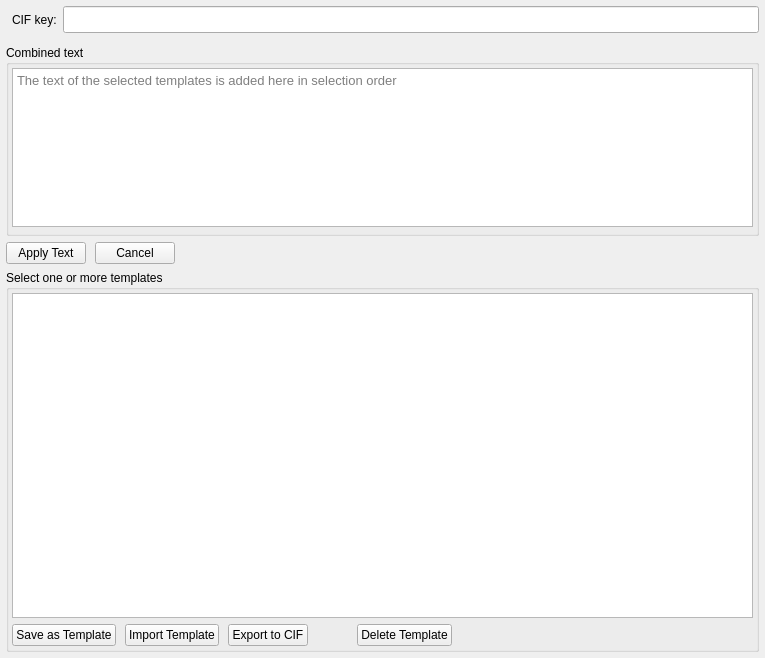
This is finalcif/gui/text_templates.ui in dkratzert/FinalCif as Qt 5 draws it before an edit. The edited form follows.
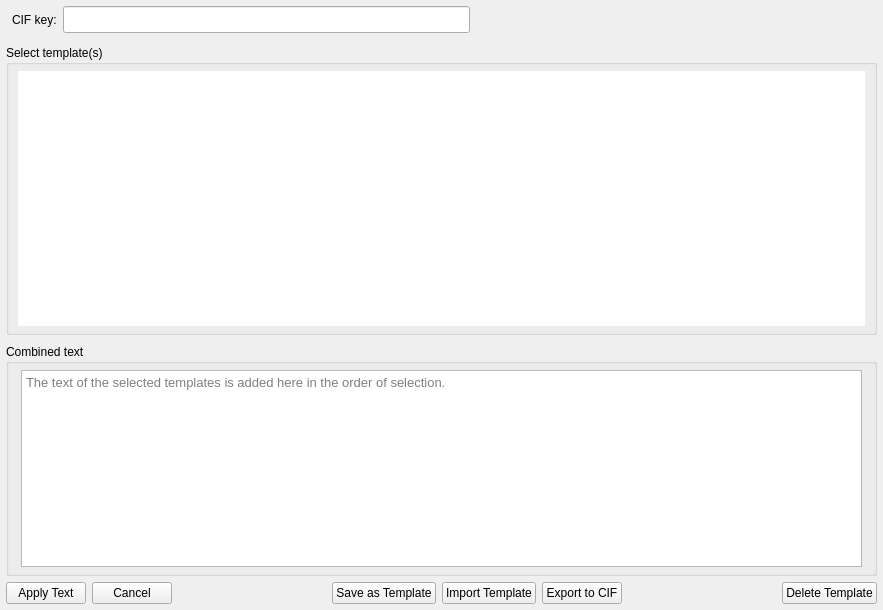
This is the edited form.

```diff
--- a/finalcif/gui/text_templates.ui
+++ b/finalcif/gui/text_templates.ui
@@ -6,8 +6,8 @@
    <rect>
     <x>0</x>
     <y>0</y>
-    <width>765</width>
-    <height>658</height>
+    <width>883</width>
+    <height>610</height>
    </rect>
   </property>
   <property name="windowTitle">
@@ -43,6 +43,12 @@
      </item>
      <item>
       <widget class="QLineEdit" name="cifKeyLineEdit">
+       <property name="sizePolicy">
+        <sizepolicy hsizetype="Expanding" vsizetype="Fixed">
+         <horstretch>0</horstretch>
+         <verstretch>40</verstretch>
+        </sizepolicy>
+       </property>
        <property name="font">
         <font>
          <pointsize>12</pointsize>
@@ -58,14 +64,98 @@
        </property>
       </widget>
      </item>
+     <item>
+      <spacer name="horizontalSpacer_3">
+       <property name="orientation">
+        <enum>Qt::Horizontal</enum>
+       </property>
+       <property name="sizeHint" stdset="0">
+        <size>
+         <width>40</width>
+         <height>20</height>
+        </size>
+       </property>
+      </spacer>
+     </item>
     </layout>
    </item>
+   <item>
+    <widget class="QGroupBox" name="TemplatesListGroupBox">
+     <property name="sizePolicy">
+      <sizepolicy hsizetype="Preferred" vsizetype="Preferred">
+       <horstretch>0</horstretch>
+       <verstretch>50</verstretch>
+      </sizepolicy>
+     </property>
+     <property name="title">
+      <string>Select template(s)</string>
+     </property>
+     <layout class="QVBoxLayout" name="verticalLayout">
+      <property name="topMargin">
+       <number>6</number>
+      </property>
+      <property name="bottomMargin">
+       <number>6</number>
+      </property>
+      <item>
+       <widget class="QListWidget" name="templatesListWidget">
+        <property name="sizePolicy">
+         <sizepolicy hsizetype="Expanding" vsizetype="Expanding">
+          <horstretch>0</horstretch>
+          <verstretch>60</verstretch>
+         </sizepolicy>
+        </property>
+        <property name="frameShape">
+         <enum>QFrame::NoFrame</enum>
+        </property>
+        <property name="frameShadow">
+         <enum>QFrame::Plain</enum>
+        </property>
+        <property name="lineWidth">
+         <number>0</number>
+        </property>
+        <property name="autoScroll">
+         <bool>false</bool>
+        </property>
+        <property name="selectionMode">
+         <enum>QAbstractItemView::NoSelection</enum>
+        </property>
+        <property name="verticalScrollMode">
+         <enum>QAbstractItemView::ScrollPerPixel</enum>
+        </property>
+        <property name="horizontalScrollMode">
+         <enum>QAbstractItemView::ScrollPerPixel</enum>
+        </property>
+        <property name="resizeMode">
+         <enum>QListView::Adjust</enum>
+        </property>
+       </widget>
+      </item>
+     </layout>
+    </widget>
+   </item>
+   <item>
+    <spacer name="verticalSpacer">
+     <property name="orientation">
+      <enum>Qt::Vertical</enum>
+     </property>
+     <property name="sizeType">
+      <enum>QSizePolicy::Fixed</enum>
+     </property>
+     <property name="sizeHint" stdset="0">
+      <size>
+       <width>20</width>
+       <height>3</height>
+      </size>
+     </property>
+    </spacer>
+   </item>
    <item>
     <widget class="QGroupBox" name="combinedTestGroupBox">
      <property name="sizePolicy">
       <sizepolicy hsizetype="Preferred" vsizetype="Preferred">
        <horstretch>0</horstretch>
-       <verstretch>1</verstretch>
+       <verstretch>40</verstretch>
       </sizepolicy>
      </property>
      <property name="title">
@@ -76,29 +166,41 @@
        <number>6</number>
       </property>
       <property name="leftMargin">
-       <number>3</number>
+       <number>12</number>
       </property>
       <property name="topMargin">
-       <number>3</number>
+       <number>6</number>
       </property>
       <property name="rightMargin">
-       <number>3</number>
+       <number>12</number>
       </property>
       <property name="bottomMargin">
        <number>6</number>
       </property>
       <item>
        <widget class="QPlainTextEdit" name="plainTextEdit">
+        <property name="sizePolicy">
+         <sizepolicy hsizetype="Expanding" vsizetype="Expanding">
+          <horstretch>0</horstretch>
+          <verstretch>0</verstretch>
+         </sizepolicy>
+        </property>
         <property name="font">
          <font>
           <pointsize>10</pointsize>
          </font>
         </property>
+        <property name="frameShadow">
+         <enum>QFrame::Plain</enum>
+        </property>
+        <property name="lineWidth">
+         <number>0</number>
+        </property>
         <property name="backgroundVisible">
          <bool>false</bool>
         </property>
         <property name="placeholderText">
-         <string>The text of the selected templates is added here in selection order</string>
+         <string>The text of the selected templates is added here in the order of selection.</string>
         </property>
        </widget>
       </item>
@@ -106,10 +208,7 @@
     </widget>
    </item>
    <item>
-    <layout class="QHBoxLayout" name="horizontalLayout_2">
-     <property name="spacing">
-      <number>9</number>
-     </property>
+    <layout class="QHBoxLayout" name="applaTextHorizontalLayout">
      <item>
       <widget class="QPushButton" name="applyTextPushButton">
        <property name="text">
@@ -138,69 +237,6 @@
       </spacer>
      </item>
      <item>
-      <spacer name="horizontalSpacer_2">
-       <property name="orientation">
-        <enum>Qt::Horizontal</enum>
-       </property>
-       <property name="sizeHint" stdset="0">
-        <size>
-         <width>40</width>
-         <height>20</height>
-        </size>
-       </property>
-      </spacer>
-     </item>
-    </layout>
-   </item>
-   <item>
-    <widget class="QGroupBox" name="TemplatesListGroupBox">
-     <property name="sizePolicy">
-      <sizepolicy hsizetype="Preferred" vsizetype="Preferred">
-       <horstretch>0</horstretch>
-       <verstretch>2</verstretch>
-      </sizepolicy>
-     </property>
-     <property name="title">
-      <string>Select one or more templates</string>
-     </property>
-     <layout class="QVBoxLayout" name="verticalLayout">
-      <property name="leftMargin">
-       <number>3</number>
-      </property>
-      <property name="topMargin">
-       <number>3</number>
-      </property>
-      <property name="rightMargin">
-       <number>3</number>
-      </property>
-      <property name="bottomMargin">
-       <number>3</number>
-      </property>
-      <item>
-       <widget class="QListWidget" name="templatesListWidget">
-        <property name="autoScroll">
-         <bool>false</bool>
-        </property>
-        <property name="selectionMode">
-         <enum>QAbstractItemView::NoSelection</enum>
-        </property>
-        <property name="verticalScrollMode">
-         <enum>QAbstractItemView::ScrollPerPixel</enum>
-        </property>
-        <property name="horizontalScrollMode">
-         <enum>QAbstractItemView::ScrollPerPixel</enum>
-        </property>
-        <property name="resizeMode">
-         <enum>QListView::Adjust</enum>
-        </property>
-       </widget>
-      </item>
-      <item>
-       <layout class="QHBoxLayout" name="horizontalLayout_3">
-        <property name="spacing">
-         <number>9</number>
-        </property>
-        <item>
          <widget class="QPushButton" name="savePushButton">
           <property name="text">
            <string>Save as Template</string>
@@ -222,13 +258,10 @@
          </widget>
         </item>
         <item>
-         <spacer name="horizontalSpacer_4">
+      <spacer name="horizontalSpacer_2">
           <property name="orientation">
            <enum>Qt::Horizontal</enum>
           </property>
-          <property name="sizeType">
-           <enum>QSizePolicy::Minimum</enum>
-          </property>
           <property name="sizeHint" stdset="0">
            <size>
             <width>40</width>
@@ -244,23 +277,7 @@
           </property>
          </widget>
         </item>
-        <item>
-         <spacer name="horizontalSpacer_3">
-          <property name="orientation">
-           <enum>Qt::Horizontal</enum>
-          </property>
-          <property name="sizeHint" stdset="0">
-           <size>
-            <width>40</width>
-            <height>20</height>
-           </size>
-          </property>
-         </spacer>
-        </item>
-       </layout>
-      </item>
-     </layout>
-    </widget>
+    </layout>
    </item>
   </layout>
  </widget>
```
Lines whose indentation alone changed are shown as unchanged.
